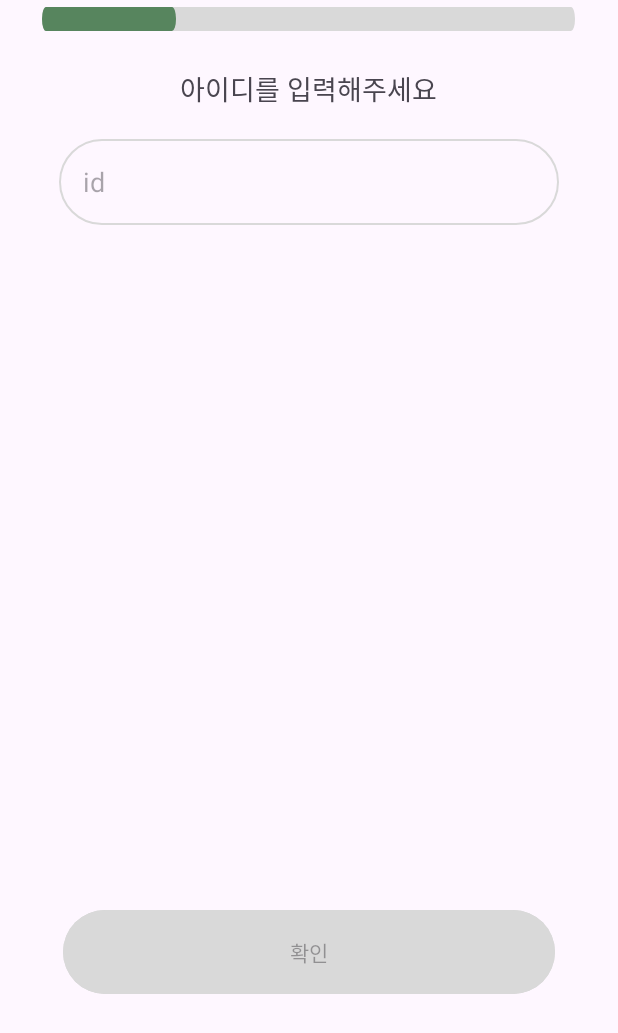
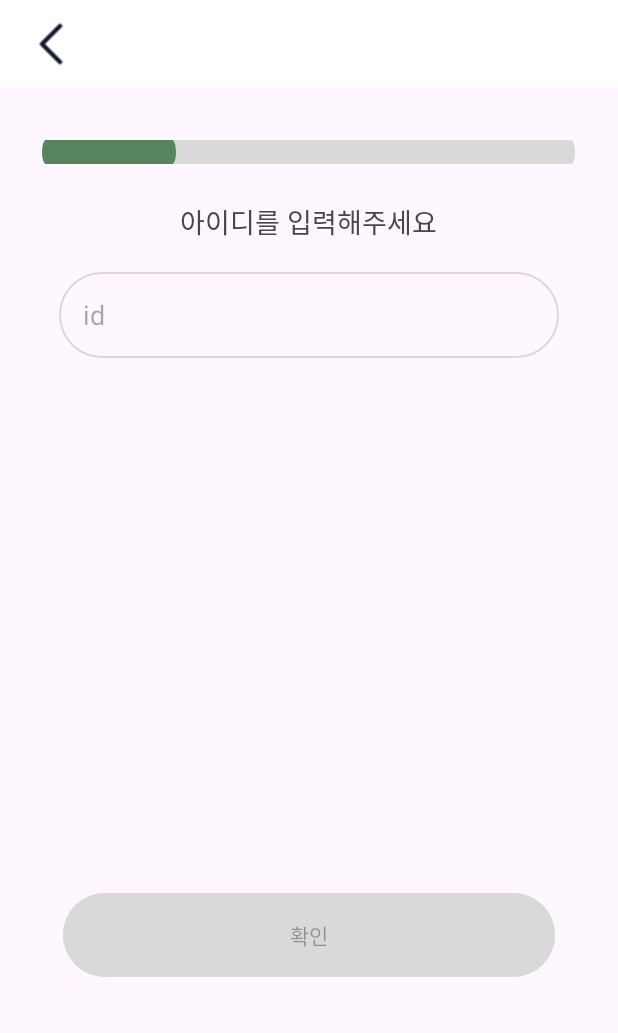
Before and after one commit to OneDayOnePage-SSWU2025/FE, an Android app: the SignupActivity screen opened directly, with no data from a screen before it, on a phone screen of 412 x 824 dp. Shown: the top 1033 px of the screen. Run offline under Robolectric (Android 15) with nearby library versions, the light colour scheme and no system bars.

Commit message:
[feat] 뒤로가기 버튼 추가
- 뷰플리퍼 활용

```diff
--- a/app/src/main/java/com/example/onedayonepaper/SignupActivity.java
+++ b/app/src/main/java/com/example/onedayonepaper/SignupActivity.java
@@ -29,7 +29,7 @@ public class SignupActivity extends AppCompatActivity {
     private Button checkBtn;
 
     private EditText etId, etPwd, etNic;
-    private ImageButton addProfileBtn;
+    private ImageButton addProfileBtn, backBtn;
     private ImageView profilePreview;
 
     private Uri selectedProfileUri = null;
@@ -68,6 +68,10 @@ public class SignupActivity extends AppCompatActivity {
         etNic = findViewById(R.id.inputNic);
         addProfileBtn = findViewById(R.id.addProfileBtn);
         profilePreview = findViewById(R.id.profilePreview);
+        backBtn = findViewById(R.id.backBtn);
+
+        flipper.setInAnimation(this, android.R.anim.slide_in_left);
+        flipper.setOutAnimation(this, android.R.anim.slide_out_right);
 
         // 초기 상태
         setStep(0);
@@ -134,6 +138,15 @@ public class SignupActivity extends AppCompatActivity {
                 } else {
                     // TODO: 프로필 선택 유도 메시지
                 }
+            }
+        });
+
+        backBtn.setOnClickListener(view -> {
+            if (flipper.getDisplayedChild() > 0) { // 첫 화면이 아닐 때만 뒤로
+                flipper.showPrevious();
+                updateProgress(flipper.getDisplayedChild());
+            } else {
+                finish();
             }
         });
     }
--- a/app/src/main/res/layout/activity_signup.xml
+++ b/app/src/main/res/layout/activity_signup.xml
@@ -5,15 +5,29 @@
     xmlns:app="http://schemas.android.com/apk/res-auto"
     android:orientation="vertical"
     android:gravity="center_horizontal"
-    android:id="@+id/main"
-    android:paddingTop="20dp">
+    android:id="@+id/main">
+
+    <LinearLayout
+        android:layout_width="match_parent"
+        android:layout_height="wrap_content"
+        android:background="@color/white">
+        <ImageButton
+            android:id="@+id/backBtn"
+            android:layout_width="48dp"
+            android:layout_height="48dp"
+            android:layout_marginLeft="10dp"
+            android:layout_marginTop="5dp"
+            android:layout_marginBottom="5dp"
+            android:background="@android:color/transparent"
+            android:src="@drawable/ic_nav_arrow_left"/>
+    </LinearLayout>
 
     <ProgressBar
         android:id="@+id/progBar"
         style="?android:progressBarStyleHorizontal"
         android:layout_width="355dp"
         android:layout_height="5dp"
-        android:layout_marginTop="10dp"
+        android:layout_marginTop="40dp"
         android:max="100"
         android:scaleY="3"
         android:progressDrawable="@drawable/progress"
@@ -147,7 +161,7 @@
         android:id="@+id/checkBtn"
         android:layout_width="328dp"
         android:layout_height="64dp"
-        android:layout_marginTop="200dp"
+        android:layout_marginTop="100dp"
         android:text="확인"
         android:enabled="false"
         android:backgroundTint="@color/btn_tint_selector"/>
```
Also changed, not shown: app/src/main/res/drawable/ic_nav_arrow_left.png (added).
